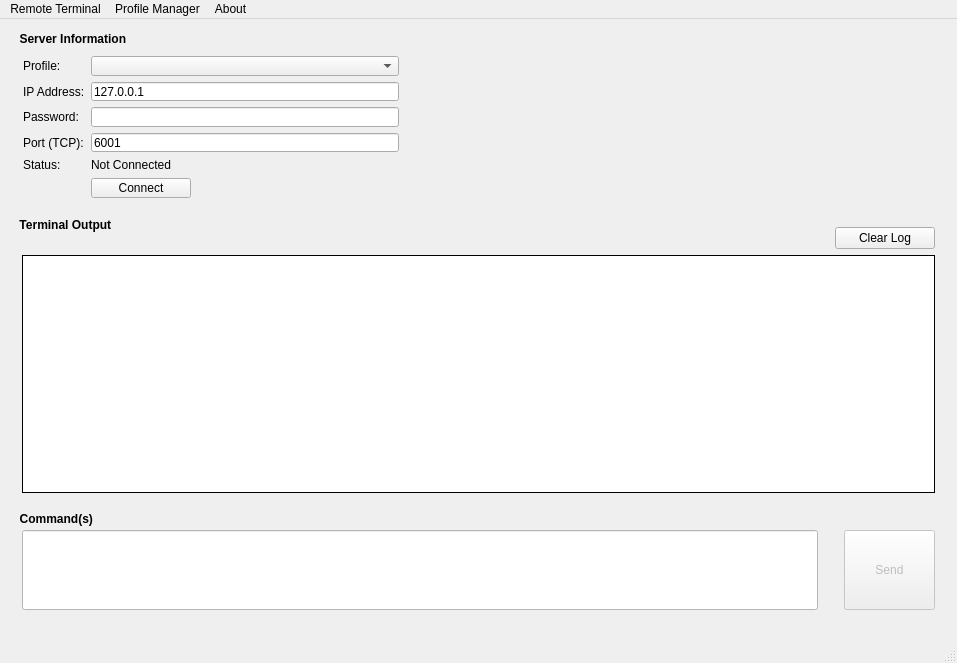
Above: remote-terminal-client/src/frmmain.ui from Trevor3000/remote-terminal before the change. Below: the same form after it.
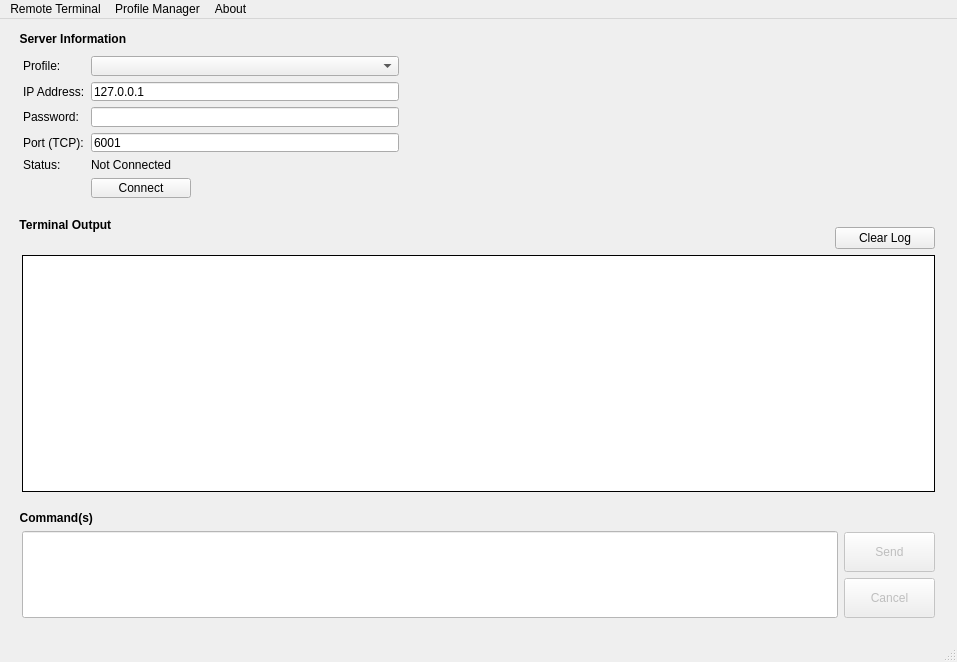
That is the form after the change.

Commit message:
- New cancel button, which will allow a user to cancel running processes.
- Send button has been separated from the cancel button to enable a user to send follow-up commands in response to a previous command.

The edit to the form file:
```diff
--- a/remote-terminal-client/src/frmmain.ui
+++ b/remote-terminal-client/src/frmmain.ui
@@ -7,7 +7,7 @@
     <x>0</x>
     <y>0</y>
     <width>957</width>
-    <height>663</height>
+    <height>662</height>
    </rect>
   </property>
   <property name="sizePolicy">
@@ -311,8 +311,30 @@
       <property name="title">
        <string>  Command(s)</string>
       </property>
-      <layout class="QHBoxLayout" name="horizontalLayout_2">
-       <item>
+      <layout class="QGridLayout" name="gridLayout_3">
+       <item row="3" column="1">
+        <widget class="QPushButton" name="btnCancel">
+         <property name="enabled">
+          <bool>false</bool>
+         </property>
+         <property name="minimumSize">
+          <size>
+           <width>91</width>
+           <height>40</height>
+          </size>
+         </property>
+         <property name="maximumSize">
+          <size>
+           <width>91</width>
+           <height>40</height>
+          </size>
+         </property>
+         <property name="text">
+          <string>Cancel</string>
+         </property>
+        </widget>
+       </item>
+       <item row="1" column="0" rowspan="3">
         <widget class="QLineEdit" name="txtCommand">
          <property name="enabled">
           <bool>false</bool>
@@ -326,13 +348,13 @@
          <property name="minimumSize">
           <size>
            <width>790</width>
-           <height>80</height>
+           <height>87</height>
           </size>
          </property>
          <property name="maximumSize">
           <size>
            <width>16777215</width>
-           <height>80</height>
+           <height>81</height>
           </size>
          </property>
          <property name="autoFillBackground">
@@ -353,20 +375,7 @@
          </property>
         </widget>
        </item>
-       <item>
-        <spacer name="verticalSpacer">
-         <property name="orientation">
-          <enum>Qt::Vertical</enum>
-         </property>
-         <property name="sizeHint" stdset="0">
-          <size>
-           <width>20</width>
-           <height>40</height>
-          </size>
-         </property>
-        </spacer>
-       </item>
-       <item>
+       <item row="2" column="1">
         <widget class="QPushButton" name="btnSend">
          <property name="enabled">
           <bool>false</bool>
@@ -380,13 +389,13 @@
          <property name="minimumSize">
           <size>
            <width>91</width>
-           <height>80</height>
+           <height>40</height>
           </size>
          </property>
          <property name="maximumSize">
           <size>
            <width>91</width>
-           <height>80</height>
+           <height>40</height>
           </size>
          </property>
          <property name="text">
@@ -400,6 +409,19 @@
          </property>
         </widget>
        </item>
+       <item row="0" column="0">
+        <spacer name="verticalSpacer">
+         <property name="orientation">
+          <enum>Qt::Vertical</enum>
+         </property>
+         <property name="sizeHint" stdset="0">
+          <size>
+           <width>20</width>
+           <height>40</height>
+          </size>
+         </property>
+        </spacer>
+       </item>
       </layout>
      </widget>
     </item>
```
The commit also changes 2 other files.
